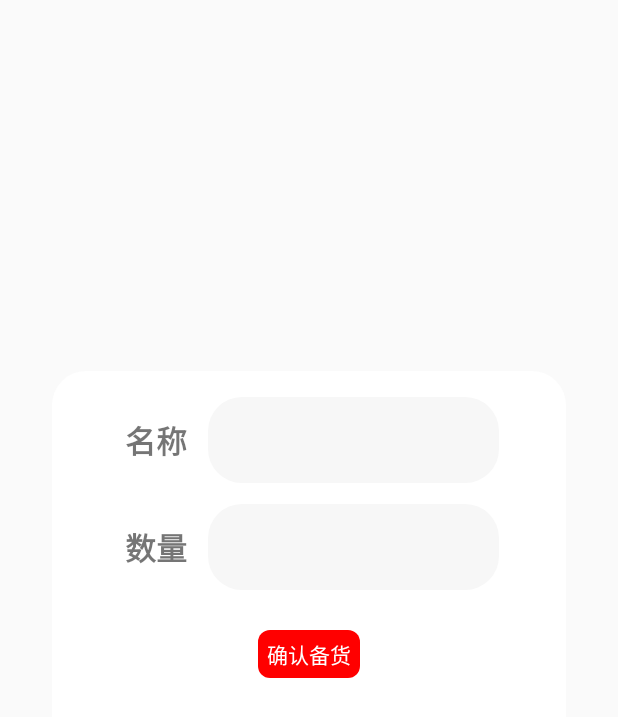
After one commit to yangyongchaoGitHub/LWSYSPDA, an Android app: the layout accessories_dialog.xml on its own in the app's theme, with its tools: preview values and no code run, on a phone screen of 412 x 824 dp. The commit adds this screen. Shown: the top 717 px of the screen. Run offline under Robolectric (Android 15) with nearby library versions, the phone set to English and light mode, and no system bars.

Commit message:
peijianbeihuo wancheng

```diff
--- a/app/src/main/java/com/dataexpo/lwsyspda/retrofitInf/BomService.java
+++ b/app/src/main/java/com/dataexpo/lwsyspda/retrofitInf/BomService.java
@@ -3,6 +3,7 @@ package com.dataexpo.lwsyspda.retrofitInf;
 import com.dataexpo.lwsyspda.entity.Bom;
 import com.dataexpo.lwsyspda.entity.BomDeviceVo;
 import com.dataexpo.lwsyspda.entity.BomHouseInfo;
+import com.dataexpo.lwsyspda.entity.BomSeriesVo;
 import com.dataexpo.lwsyspda.entity.Device;
 import com.dataexpo.lwsyspda.entity.DeviceUsingInfo;
 import com.dataexpo.lwsyspda.entity.Login;
@@ -48,4 +49,7 @@ public interface BomService {
 
     @GET(deviceInfoUrl)
     Call<NetResult<List<DeviceUsingInfo>>> getDeviceInfo(@Query("code") String code, @Query("type") Integer type);
+
+    @POST(addBomSeriesUrl)
+    Call<NetResult<String>> addBomSeries(@Body BomSeriesVo bomSeriesVo);
 }
--- a/app/src/main/java/com/dataexpo/lwsyspda/retrofitInf/URLs.java
+++ b/app/src/main/java/com/dataexpo/lwsyspda/retrofitInf/URLs.java
@@ -31,4 +31,8 @@ public class URLs {
 
     //查询设备详细信息
     public static final String deviceInfoUrl = "pda/bom/findDeviceWhenByCode" + postfix;
+
+    //添加配件
+    public static final String addBomSeriesUrl = "pda/bom/addBomSeries" + postfix;
+
 }
--- /dev/null
+++ b/app/src/main/res/drawable/edittext_rect_little_gray.xml
@@ -0,0 +1,6 @@
+<?xml version="1.0" encoding="utf-8"?>
+<shape xmlns:android="http://schemas.android.com/apk/res/android">
+    <corners android:radius="@dimen/x20" />
+    <solid android:color="@color/bg_little_gray" />
+
+</shape>
--- /dev/null
+++ b/app/src/main/res/layout/accessories_dialog.xml
@@ -0,0 +1,101 @@
+<?xml version="1.0" encoding="utf-8"?>
+<LinearLayout
+    xmlns:android="http://schemas.android.com/apk/res/android"
+    xmlns:tools="http://schemas.android.com/tools"
+    android:layout_width="@dimen/x300"
+    android:layout_height="@dimen/x300"
+    android:layout_gravity="center"
+    android:orientation="vertical"
+    xmlns:app="http://schemas.android.com/apk/res-auto"
+    android:background="@drawable/edittext_rect_white"
+    android:layout_marginTop="@dimen/x6"
+    >
+
+    <androidx.constraintlayout.widget.ConstraintLayout
+        android:layout_width="@dimen/x300"
+        android:layout_height="@dimen/x200">
+
+        <TextView
+            android:id="@+id/namelike"
+            android:layout_width="@dimen/x60"
+            android:layout_height="@dimen/x50"
+            android:text="@string/nameLike"
+            android:textStyle="bold"
+            android:gravity="center"
+            android:textSize="@dimen/x18"
+            app:layout_constraintTop_toTopOf="parent"
+            app:layout_constraintBottom_toBottomOf="parent"
+            app:layout_constraintLeft_toLeftOf="parent"
+            app:layout_constraintRight_toRightOf="parent"
+            app:layout_constraintVertical_bias=".1"
+            app:layout_constraintHorizontal_bias=".13"
+            />
+
+        <Spinner
+            android:id="@+id/sp_type"
+            android:layout_width="@dimen/x170"
+            android:layout_height="@dimen/x50"
+            android:gravity="center"
+            android:textSize="@dimen/x18"
+            android:background="@drawable/edittext_rect_little_gray"
+            app:layout_constraintTop_toTopOf="parent"
+            app:layout_constraintBottom_toBottomOf="parent"
+            app:layout_constraintLeft_toRightOf="@+id/namelike"
+            app:layout_constraintWidth_percent=".55"
+            app:layout_constraintHeight_percent=".08"
+            app:layout_constraintVertical_bias=".1"
+            />
+
+        <TextView
+            android:id="@+id/counts"
+            android:layout_width="@dimen/x60"
+            android:layout_height="@dimen/x50"
+            android:text="@string/size"
+            android:gravity="center"
+            android:textSize="@dimen/x18"
+            android:textStyle="bold"
+            app:layout_constraintTop_toTopOf="parent"
+            app:layout_constraintBottom_toBottomOf="parent"
+            app:layout_constraintLeft_toLeftOf="parent"
+            app:layout_constraintRight_toRightOf="parent"
+            app:layout_constraintWidth_percent=".2"
+            app:layout_constraintHeight_percent=".08"
+            app:layout_constraintVertical_bias=".52"
+            app:layout_constraintHorizontal_bias=".13"
+            />
+
+        <EditText
+            android:id="@+id/et_count"
+            android:layout_width="@dimen/x170"
+            android:layout_height="@dimen/x50"
+            android:gravity="center|left"
+            android:textSize="@dimen/x18"
+            android:digits="1234567890"
+            android:background="@drawable/edittext_rect_little_gray"
+            app:layout_constraintTop_toTopOf="parent"
+            app:layout_constraintBottom_toBottomOf="parent"
+            app:layout_constraintLeft_toRightOf="@+id/namelike"
+            app:layout_constraintWidth_percent=".6"
+            app:layout_constraintHeight_percent=".08"
+            app:layout_constraintVertical_bias=".52"
+            />
+
+        <TextView
+            android:id="@+id/confirm"
+            android:layout_width="0dp"
+            android:layout_height="0dp"
+            android:text="@string/confirm"
+            android:gravity="center"
+            android:textColor="@color/bg_white"
+            android:background="@drawable/edittext_rect_red"
+            app:layout_constraintTop_toTopOf="parent"
+            app:layout_constraintBottom_toBottomOf="parent"
+            app:layout_constraintLeft_toLeftOf="parent"
+            app:layout_constraintRight_toRightOf="parent"
+            app:layout_constraintWidth_percent=".2"
+            app:layout_constraintHeight_percent=".14"
+            app:layout_constraintVertical_bias=".88"
+            app:layout_constraintHorizontal_bias=".5"/>
+    </androidx.constraintlayout.widget.ConstraintLayout>
+
+</LinearLayout>
--- a/app/src/main/res/values/colors.xml
+++ b/app/src/main/res/values/colors.xml
@@ -14,6 +14,7 @@
     <color name="bg_gray">#E8E8E8</color>
     <color name="bg_dark_gray">#CCCCD1</color>
     <color name="bg_top_blue">#6C90FB</color>
+    <color name="bg_little_gray">#F7F7F7</color>
 
     <color name="font_blue">#9EB6FC</color>
     <color name="font_green">#54D18C</color>
--- a/app/src/main/res/values/strings.xml
+++ b/app/src/main/res/values/strings.xml
@@ -36,5 +36,8 @@
     <string name="device_info">设备详细信息</string>
     <string name="edit">编辑</string>
     <string name="device_type">设备型号</string>
+    <string name="nameLike">名称</string>
+    <string name="size">数量</string>
+    <string name="confirm">确认备货</string>
 
 </resources>
```
Also changed, not shown: app/src/main/java/com/dataexpo/lwsyspda/activity/BomInfoActivity.java (+118 -2 lines), app/src/main/java/com/dataexpo/lwsyspda/entity/BomSeriesVo.java (added, +70 -0 lines), app/src/main/java/com/dataexpo/lwsyspda/view/AccessoriesDialog.java (added, +84 -0 lines), app/src/main/res/values/styles.xml (+13 -0 lines).
